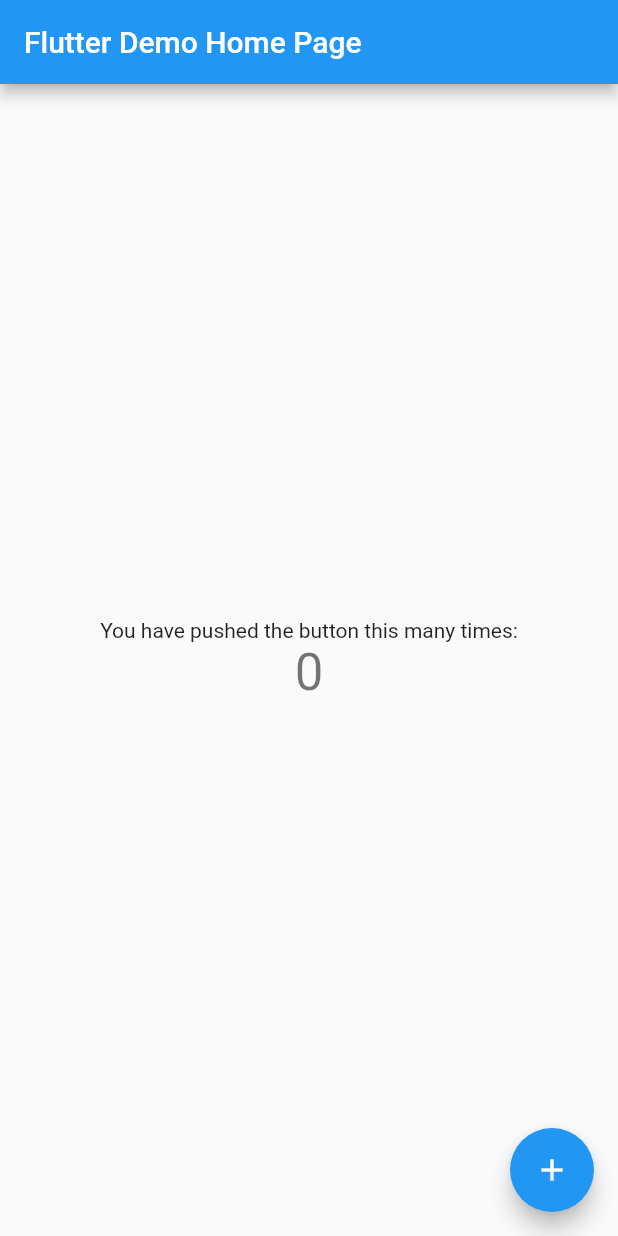
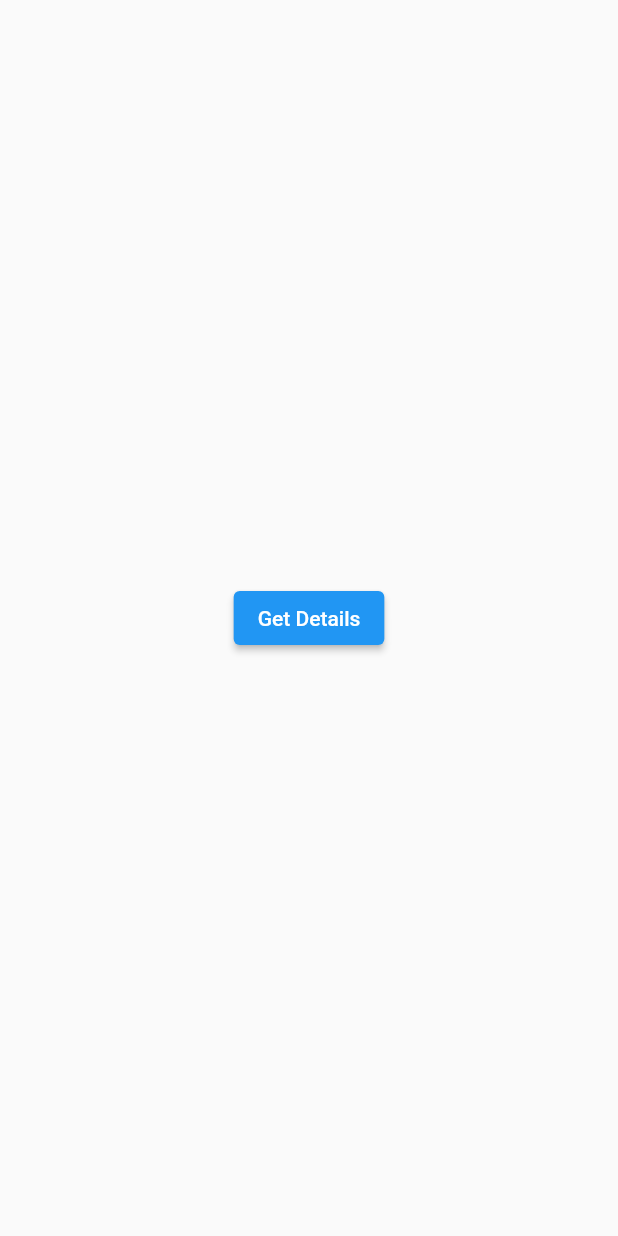
Before and after one commit to fhdzfr123/getx_api_implementation, a Flutter app: the screen it shows after launch, on a phone screen of 412 x 824 dp. Run offline on Flutter 3.47's test engine with Material 2 defaults, Android fonts, the phone set to English and light mode, and no system bars; our stand-ins replace get.

Commit message:
final comit

```diff
--- /dev/null
+++ b/lib/Getx/Screens/Binding/getdatabinding.dart
@@ -0,0 +1,12 @@
+import 'package:get/get.dart';
+import 'package:getx_implementation/Getx/Screens/Controller/detailcontroller.dart';
+import 'package:getx_implementation/Services/httpservices.dart';
+
+class GetDataBinding extends Bindings{
+  @override
+  void dependencies() {
+    Get.put(HTTPService());
+    Get.put(GetDataController());
+  }
+
+}
--- /dev/null
+++ b/lib/Getx/Screens/Controller/detailcontroller.dart
@@ -0,0 +1,33 @@
+import 'package:flutter/material.dart';
+import 'package:get/get.dart';
+import 'package:getx_implementation/Models/post.dart';
+import 'package:getx_implementation/Services/httpservices.dart';
+
+class GetDataController extends GetxController{
+  RxList<Post>? posts;
+  HTTPService? httpService;
+  int age = 22;
+  RxBool isLoading = false.obs;
+
+  GetDataController(){
+  httpService = Get.find<HTTPService>();
+  getPosts();
+  }
+  showLoading(){
+    isLoading.toggle();
+  }
+
+  hideLoading(){
+    isLoading.toggle();
+  }
+  getPosts()async{
+    showLoading();
+    final apiPosts = await httpService!.getPosts();
+    hideLoading();
+    if(apiPosts!=null){
+      posts = apiPosts.obs;
+      print('done');
+    }
+  }
+
+}
--- /dev/null
+++ b/lib/Services/httpservices.dart
@@ -0,0 +1,11 @@
+import 'dart:convert';
+import 'package:getx_implementation/Models/post.dart';
+import 'package:http/http.dart' as http;
+
+class HTTPService{
+  Future<List<Post>> getPosts()async{
+    var response = await http.get(Uri.parse('https://jsonplaceholder.typicode.com/posts'));
+    var decodedData = jsonDecode(response.body);
+    return (decodedData as List).map((data) => Post.fromJson(data)).toList();
+  }
+}
--- a/lib/main.dart
+++ b/lib/main.dart
@@ -1,4 +1,10 @@
 import 'package:flutter/material.dart';
+import 'package:get/get.dart';
+import 'package:get/get_navigation/src/root/get_material_app.dart';
+import 'package:get/get_navigation/src/routes/get_route.dart';
+
+import 'Getx/Screens/Binding/getdatabinding.dart';
+import 'Getx/Screens/View/getdatascreen.dart';
 
 void main() {
   runApp(MyApp());
@@ -8,106 +14,39 @@ class MyApp extends StatelessWidget {
   // This widget is the root of your application.
   @override
   Widget build(BuildContext context) {
-    return MaterialApp(
-      title: 'Flutter Demo',
+    return GetMaterialApp(
+      debugShowCheckedModeBanner: false,
+      title: 'Flutter',
       theme: ThemeData(
-        // This is the theme of your application.
-        //
-        // Try running your application with "flutter run". You'll see the
-        // application has a blue toolbar. Then, without quitting the app, try
-        // changing the primarySwatch below to Colors.green and then invoke
-        // "hot reload" (press "r" in the console where you ran "flutter run",
-        // or simply save your changes to "hot reload" in a Flutter IDE).
-        // Notice that the counter didn't reset back to zero; the application
-        // is not restarted.
         primarySwatch: Colors.blue,
       ),
-      home: MyHomePage(title: 'Flutter Demo Home Page'),
+      getPages: [
+        GetPage(name: '/detailscreen', page: ()=> GetDataScreen() , binding: GetDataBinding()),
+        GetPage(name: '/home', page: ()=> Home()),
+      ],
+      initialRoute: '/home',
+      home: Home(),
     );
   }
 }
 
-class MyHomePage extends StatefulWidget {
-  MyHomePage({Key? key, required this.title}) : super(key: key);
-
-  // This widget is the home page of your application. It is stateful, meaning
-  // that it has a State object (defined below) that contains fields that affect
-  // how it looks.
-
-  // This class is the configuration for the state. It holds the values (in this
-  // case the title) provided by the parent (in this case the App widget) and
-  // used by the build method of the State. Fields in a Widget subclass are
-  // always marked "final".
-
-  final String title;
-
-  @override
-  _MyHomePageState createState() => _MyHomePageState();
-}
-
-class _MyHomePageState extends State<MyHomePage> {
-  int _counter = 0;
-
-  void _incrementCounter() {
-    setState(() {
-      // This call to setState tells the Flutter framework that something has
-      // changed in this State, which causes it to rerun the build method below
-      // so that the display can reflect the updated values. If we changed
-      // _counter without calling setState(), then the build method would not be
-      // called again, and so nothing would appear to happen.
-      _counter++;
-    });
-  }
+class Home extends StatelessWidget {
+  const Home({Key? key}) : super(key: key);
 
   @override
   Widget build(BuildContext context) {
-    // This method is rerun every time setState is called, for instance as done
-    // by the _incrementCounter method above.
-    //
-    // The Flutter framework has been optimized to make rerunning build methods
-    // fast, so that you can just rebuild anything that needs updating rather
-    // than having to individually change instances of widgets.
     return Scaffold(
-      appBar: AppBar(
-        // Here we take the value from the MyHomePage object that was created by
-        // the App.build method, and use it to set our appbar title.
-        title: Text(widget.title),
+      body: Center(
+        child: Column(
+          mainAxisAlignment: MainAxisAlignment.center,
+          children: [
+            ElevatedButton(
+              onPressed: (){
+                Get.toNamed('detailscreen');
+              },
+              child: Text('Get Details')),
+        ],),
       ),
-      body: Center(
-        // Center is a layout widget. It takes a single child and positions it
-        // in the middle of the parent.
-        child: Column(
-          // Column is also a layout widget. It takes a list of children and
-          // arranges them vertically. By default, it sizes itself to fit its
-          // children horizontally, and tries to be as tall as its parent.
-          //
-          // Invoke "debug painting" (press "p" in the console, choose the
-          // "Toggle Debug Paint" action from the Flutter Inspector in Android
-          // Studio, or the "Toggle Debug Paint" command in Visual Studio Code)
-          // to see the wireframe for each widget.
-          //
-          // Column has various properties to control how it sizes itself and
-          // how it positions its children. Here we use mainAxisAlignment to
-          // center the children vertically; the main axis here is the vertical
-          // axis because Columns are vertical (the cross axis would be
-          // horizontal).
-          mainAxisAlignment: MainAxisAlignment.center,
-          children: <Widget>[
-            Text(
-              'You have pushed the button this many times:',
-            ),
-            Text(
-              '$_counter',
-              style: Theme.of(context).textTheme.headline4,
-            ),
-          ],
-        ),
-      ),
-      floatingActionButton: FloatingActionButton(
-        onPressed: _incrementCounter,
-        tooltip: 'Increment',
-        child: Icon(Icons.add),
-      ), // This trailing comma makes auto-formatting nicer for build methods.
     );
   }
 }
--- a/pubspec.yaml
+++ b/pubspec.yaml
@@ -28,6 +28,8 @@ dependencies:
   # The following adds the Cupertino Icons font to your application.
   # Use with the CupertinoIcons class for iOS style icons.
   cupertino_icons: ^1.0.2
+  get: 4.3.0
+  http: ^0.13.0
 
 dev_dependencies:
   flutter_test:
```
Also changed, not shown: lib/Getx/Screens/View/getdatascreen.dart (added, +50 -0 lines), lib/Models/post.dart (added, +37 -0 lines), pubspec.lock.
